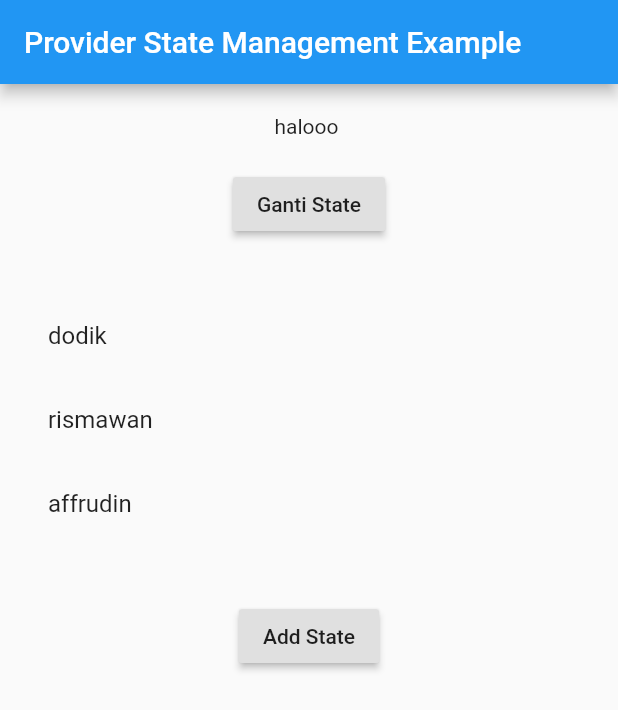
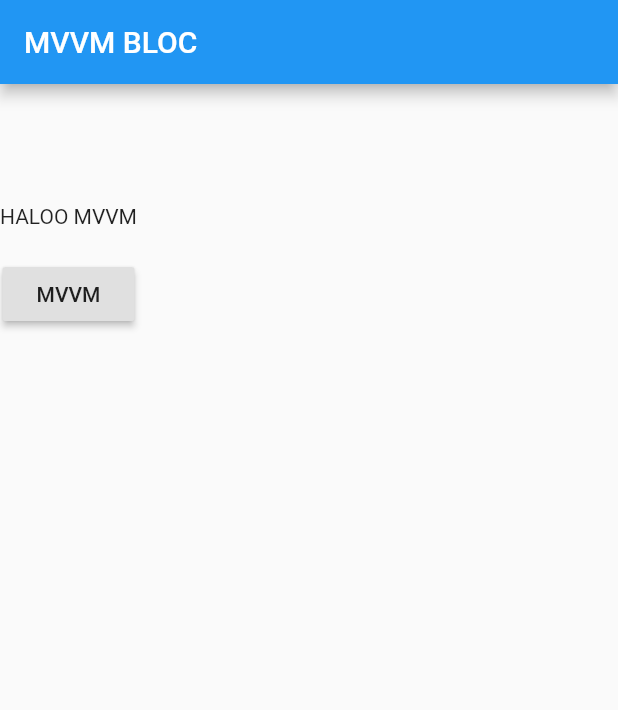
Before and after one commit to dodik474762/design_pattern_flutter, a Flutter app: the screen it shows after launch, on a phone screen of 412 x 824 dp. Shown: the top 710 px of the screen. Run offline on Flutter 3.47's test engine with Material 2 defaults, Android fonts, the phone set to English and light mode, and no system bars; our stand-ins replace equatable, flutter_bloc, shared_preferences; missing offline and left inert: dart:html.

Commit message:
new_update

```diff
--- a/template/lib/config/register.dart
+++ b/template/lib/config/register.dart
@@ -1,14 +1,36 @@
 
+import 'dart:html';
+
+import 'package:equatable/equatable.dart';
+import 'package:flutter_bloc/flutter_bloc.dart';
 import 'package:provider/provider.dart';
 import 'package:provider/single_child_widget.dart';
 import 'package:template/modules/dashboard/controllers/dashboard.controller.dart';
+import 'package:template/modules/mvvm/bloc/movies/bloc/movies.bloc.dart';
+import 'package:template/modules/mvvm/models/movies.models.dart';
 import 'package:template/modules/provider/controllers/provider.controller.dart';
 
 
 //untuk registrasi controller , jika controller tidak diregistrasi di sini maka tidak akan jalan
 class Register{
+
+  //state providers
   static List<SingleChildWidget> providers = [
     ChangeNotifierProvider(create: (context)=> ProviderController()),
     ChangeNotifierProvider(create: (context)=> DashboardController()),
   ];
+
+
+  //bloc providers
+  static List<SingleChildWidget> blocproviders = [
+
+  ];
+
+
+  //bloc
+  static Map<String, Map<String, Object>> bloc = {
+    Movies.modules : {
+      'movies': MoviesBloc,
+    }
+  };
 }
--- a/template/lib/main.dart
+++ b/template/lib/main.dart
@@ -2,6 +2,7 @@ import 'package:flutter/material.dart';
 import 'package:provider/provider.dart';
 import 'package:template/config/register.dart';
 import 'package:template/modules/dashboard/views/dashboard.views.dart';
+import 'package:template/modules/mvvm/views/mvvm.views.dart';
 import 'package:template/modules/provider/controllers/provider.controller.dart';
 import 'package:template/modules/provider/views/provider.views.dart';
 import 'package:template/modules/transactions/views/trasactions.view.dart';
@@ -19,7 +20,7 @@ class MyApp extends StatelessWidget {
         theme: ThemeData(
           primarySwatch: Colors.blue,
         ),
-        home: ProviderView()
+        home: Mvvm()
       ),
     );
   }
--- a/template/lib/modules/dashboard/controllers/dashboard.controller.dart
+++ b/template/lib/modules/dashboard/controllers/dashboard.controller.dart
@@ -25,10 +25,7 @@ class DashboardController extends Controller{
       var data = json.decode(request.body);
       List result = data['data'];
       for(var item in result){
-        _data.add(User(
-          id: item['id'].toString(),
-          username: item['username'].toString()
-        ));
+        _data.add(User.fromJson(item));
       }
     }
 
--- /dev/null
+++ b/template/lib/modules/mvvm/bloc/movies/bloc/movies.bloc.dart
@@ -0,0 +1,31 @@
+
+import 'package:flutter/cupertino.dart';
+import 'package:flutter_bloc/flutter_bloc.dart';
+import 'package:template/modules/mvvm/bloc/movies/events/movies.events.dart';
+import 'package:template/modules/mvvm/bloc/movies/state/movies.state.dart';
+import 'package:template/modules/mvvm/models/movies.models.dart';
+import 'package:template/modules/mvvm/repository/movies.repository.dart';
+
+class MoviesBloc extends Bloc<MoviesEvent, MoviesState>{
+  final MoviesDomain moviesDomain;
+
+
+  MoviesBloc({@required this.moviesDomain}) : assert(moviesDomain != null);
+
+  @override
+  MoviesState get initialState => MoviesFetchLoading();
+
+  @override
+  Stream<MoviesState> mapEventToState(MoviesEvent event) async*{
+    if(event is MoviesFetching){
+      yield MoviesFetchLoading();
+
+      try{
+        Movies movies = await this.moviesDomain.getMoviesPopular();
+        yield MoviesFetchSuccess(movies: movies);
+      }catch(e){
+        yield MoviesFetchError(error: e.toString());
+      }
+    }
+  }
+}
--- /dev/null
+++ b/template/lib/modules/mvvm/views/mvvm.views.dart
@@ -0,0 +1,38 @@
+
+import 'package:flutter/material.dart';
+
+class Mvvm extends StatefulWidget {
+  Mvvm({Key key}) : super(key: key);
+
+  @override
+  _MvvmState createState() => _MvvmState();
+}
+
+class _MvvmState extends State<Mvvm> {
+  @override
+  Widget build(BuildContext context) {
+    return Scaffold(
+      appBar: AppBar(
+        title: Text("MVVM BLOC"),
+      ),
+      body: Container(
+        child: Column(
+          children: <Widget>[
+            SizedBox(
+              height: 80,
+            ),
+            Text("HALOO MVVM"),
+            SizedBox(
+              height: 20,
+            ),
+            RaisedButton(
+              child: Text("MVVM"),
+              onPressed: (){
+                print("mvvm");
+            })
+          ],
+        )
+      ),
+    );
+  }
+}
--- a/template/pubspec.yaml
+++ b/template/pubspec.yaml
@@ -26,6 +26,8 @@ dependencies:
   http: ^0.12.1
   shared_preferences: ^0.5.7+3
   provider:
+  flutter_bloc: ^4.0.0
+  equatable: ^1.2.0
 
 
 dev_dependencies:
```
Also changed, not shown: template/lib/modules/mvvm/bloc/movies/events/movies.events.dart (added, +14 -0 lines), template/lib/modules/mvvm/bloc/movies/state/movies.state.dart (added, +36 -0 lines), template/lib/modules/mvvm/models/movies.models.dart (added, +58 -0 lines), template/lib/modules/mvvm/repository/movies.repository.dart (added, +28 -0 lines), template/lib/storage/user.dart (+14 -0 lines), template/pubspec.lock.
